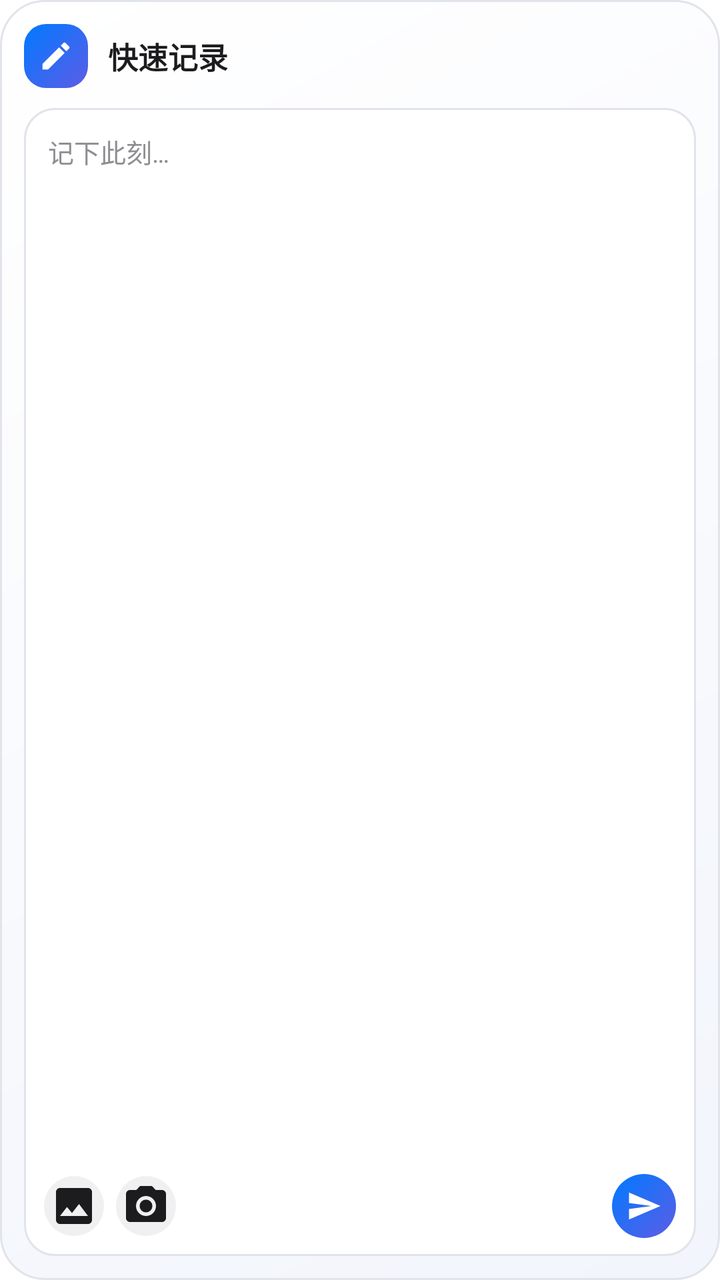
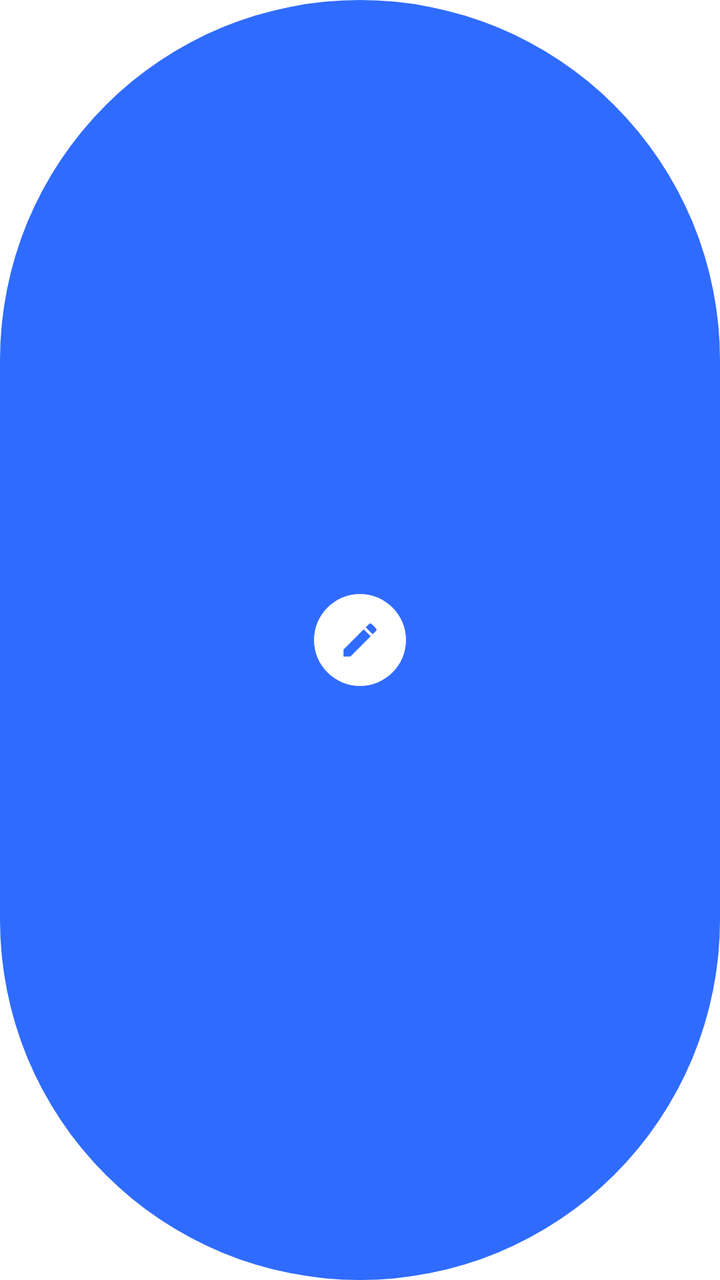

Before-and-after screenshots of an Android layout around one commit, followed by the original layout XML and the change that was made.
<!-- AndroidManifest.xml: fallback theme Theme.MaterialComponents.DayNight.NoActionBar -->
<!-- res/layout/widget_quick_record_card.xml -->
<?xml version="1.0" encoding="utf-8"?>
<LinearLayout xmlns:android="http://schemas.android.com/apk/res/android"
    android:id="@+id/widget_quick_record_root"
    android:layout_width="match_parent"
    android:layout_height="match_parent"
    android:background="@drawable/bg_widget_quick_record_outer"
    android:contentDescription="@string/widget_quick_record_action"
    android:gravity="center"
    android:orientation="vertical"
    android:padding="12dp">

    <LinearLayout
        android:layout_width="match_parent"
        android:layout_height="wrap_content"
        android:gravity="center_vertical"
        android:orientation="horizontal">

        <ImageView
            android:layout_width="32dp"
            android:layout_height="32dp"
            android:background="@drawable/bg_widget_qr_badge"
            android:importantForAccessibility="no"
            android:padding="7dp"
            android:scaleType="centerInside"
            android:src="@drawable/ic_widget_pen" />

        <LinearLayout
            android:layout_width="0dp"
            android:layout_height="wrap_content"
            android:layout_marginStart="10dp"
            android:layout_weight="1"
            android:orientation="vertical">

            <TextView
                android:id="@+id/qr_card_title"
                android:layout_width="match_parent"
                android:layout_height="wrap_content"
                android:ellipsize="end"
                android:maxLines="1"
                android:text="快速记录"
                android:textColor="@color/widget_text_primary"
                android:textSize="15sp"
                android:textStyle="bold" />

            <TextView
                android:id="@+id/qr_card_subtitle"
                android:layout_width="match_parent"
                android:layout_height="wrap_content"
                android:layout_marginTop="2dp"
                android:ellipsize="end"
                android:maxLines="1"
                android:text="随手记下此刻"
                android:textColor="@color/widget_text_secondary"
                android:textSize="11sp"
                android:visibility="gone" />
        </LinearLayout>
    </LinearLayout>

    <FrameLayout
        android:id="@+id/qr_card_input"
        android:layout_width="match_parent"
        android:layout_height="0dp"
        android:layout_marginTop="10dp"
        android:layout_weight="1"
        android:background="@drawable/bg_widget_quick_record_input">

        <ImageView
            android:id="@+id/qr_card_watermark"
            android:layout_width="64dp"
            android:layout_height="64dp"
            android:layout_gravity="center"
            android:importantForAccessibility="no"
            android:src="@drawable/ic_widget_pen_watermark"
            android:visibility="gone" />

        <LinearLayout
            android:id="@+id/qr_card_text_group"
            android:layout_width="match_parent"
            android:layout_height="wrap_content"
            android:orientation="vertical"
            android:paddingStart="12dp"
            android:paddingTop="12dp"
            android:paddingEnd="12dp">

            <TextView
                android:id="@+id/qr_card_placeholder"
                android:layout_width="match_parent"
                android:layout_height="wrap_content"
                android:ellipsize="end"
                android:maxLines="2"
                android:text="记下此刻…"
                android:textColor="@color/widget_text_secondary"
                android:textSize="13sp" />

            <TextView
                android:id="@+id/qr_card_hint"
                android:layout_width="match_parent"
                android:layout_height="wrap_content"
                android:layout_marginTop="4dp"
                android:ellipsize="end"
                android:maxLines="1"
                android:text="支持文字与图片"
                android:textColor="@color/widget_text_secondary"
                android:textSize="11sp"
                android:visibility="gone" />
        </LinearLayout>

        <LinearLayout
            android:layout_width="match_parent"
            android:layout_height="wrap_content"
            android:layout_gravity="bottom"
            android:gravity="center_vertical"
            android:orientation="horizontal"
            android:paddingStart="10dp"
            android:paddingEnd="10dp"
            android:paddingBottom="9dp">

            <ImageButton
                android:id="@+id/qr_card_photo"
                android:layout_width="30dp"
                android:layout_height="30dp"
                android:background="@drawable/bg_widget_qr_icon_btn"
                android:contentDescription="选择相册图片"
                android:scaleType="centerInside"
                android:src="@drawable/ic_gallery" />

            <ImageButton
                android:id="@+id/qr_card_camera"
                android:layout_width="30dp"
                android:layout_height="30dp"
                android:layout_marginStart="6dp"
                android:background="@drawable/bg_widget_qr_icon_btn"
                android:contentDescription="启动相机拍照"
                android:scaleType="centerInside"
                android:src="@drawable/ic_camera" />

            
            <TextView
                android:layout_width="0dp"
                android:layout_height="1dp"
                android:layout_weight="1" />

            <ImageButton
                android:id="@+id/qr_card_send"
                android:layout_width="32dp"
                android:layout_height="32dp"
                android:background="@drawable/bg_widget_qr_send"
                android:contentDescription="开始记录"
                android:padding="7dp"
                android:scaleType="centerInside"
                android:src="@drawable/ic_widget_send_white" />
        </LinearLayout>
    </FrameLayout>

    
    <LinearLayout
        android:id="@+id/qr_card_short_actions"
        android:layout_width="match_parent"
        android:layout_height="wrap_content"
        android:layout_marginTop="8dp"
        android:gravity="center_vertical"
        android:orientation="horizontal"
        android:visibility="gone">

        <ImageButton
            android:id="@+id/qr_card_photo_short"
            android:layout_width="34dp"
            android:layout_height="34dp"
            android:background="@drawable/bg_widget_qr_icon_btn"
            android:contentDescription="选择相册图片"
            android:scaleType="centerInside"
            android:src="@drawable/ic_gallery" />

        <ImageButton
            android:id="@+id/qr_card_camera_short"
            android:layout_width="34dp"
            android:layout_height="34dp"
            android:layout_marginStart="8dp"
            android:background="@drawable/bg_widget_qr_icon_btn"
            android:contentDescription="启动相机拍照"
            android:scaleType="centerInside"
            android:src="@drawable/ic_camera" />

        <TextView
            android:layout_width="0dp"
            android:layout_height="1dp"
            android:layout_weight="1" />

        <ImageButton
            android:id="@+id/qr_card_send_short"
            android:layout_width="36dp"
            android:layout_height="36dp"
            android:background="@drawable/bg_widget_qr_send"
            android:contentDescription="开始记录"
            android:padding="8dp"
            android:scaleType="centerInside"
            android:src="@drawable/ic_widget_send_white" />
    </LinearLayout>
</LinearLayout>
<!-- resources referenced by this layout -->
<resources>
  <color name="widget_text_primary">#1C1C1E</color>
  <color name="widget_text_secondary">#8E8E93</color>
  <!-- drawable bg_widget_qr_badge (drawable) -->
  <?xml version="1.0" encoding="utf-8"?>
  <shape xmlns:android="http://schemas.android.com/apk/res/android">
      <gradient
          android:angle="315"
          android:endColor="@color/widget_qr_accent_end"
          android:startColor="@color/widget_accent"
          android:type="linear" />
      <corners android:radius="11dp" />
  </shape>
  <!-- drawable bg_widget_qr_icon_btn (drawable) -->
  <?xml version="1.0" encoding="utf-8"?>
  <shape xmlns:android="http://schemas.android.com/apk/res/android"
      android:shape="oval">
      <solid android:color="@color/widget_qr_icon_bg" />
  </shape>
  <!-- drawable bg_widget_qr_send (drawable) -->
  <?xml version="1.0" encoding="utf-8"?>
  <shape xmlns:android="http://schemas.android.com/apk/res/android"
      android:shape="oval">
      <gradient
          android:angle="315"
          android:endColor="@color/widget_qr_accent_end"
          android:startColor="@color/widget_accent"
          android:type="linear" />
  </shape>
  <!-- drawable bg_widget_quick_record_input (drawable) -->
  <?xml version="1.0" encoding="utf-8"?>
  <shape xmlns:android="http://schemas.android.com/apk/res/android">
      <solid android:color="@color/widget_qr_input_bg" />
      <corners android:radius="15dp" />
      <stroke
          android:width="1dp"
          android:color="@color/widget_border" />
  </shape>
  <!-- drawable bg_widget_quick_record_outer (drawable) -->
  <?xml version="1.0" encoding="utf-8"?>
  <shape xmlns:android="http://schemas.android.com/apk/res/android">
      <gradient
          android:angle="315"
          android:endColor="@color/widget_qr_surface_bottom"
          android:startColor="@color/widget_qr_surface_top"
          android:type="linear" />
      <corners android:radius="22dp" />
      <stroke
          android:width="1dp"
          android:color="@color/widget_border" />
  </shape>
  <!-- drawable ic_camera (drawable) -->
  <vector xmlns:android="http://schemas.android.com/apk/res/android"
      android:width="24dp"
      android:height="24dp"
      android:viewportWidth="24"
      android:viewportHeight="24">
      <path
          android:fillColor="@color/widget_text_primary"
          android:pathData="M12,12m-3.2,0a3.2,3.2 0,1 1,6.4 0a3.2,3.2 0,1 1,-6.4 0 M9,2L7.17,4H4c-1.1,0 -2,0.9 -2,2v12c0,1.1 0.9,2 2,2h16c1.1,0 2,-0.9 2,-2V6c0,-1.1 -0.9,-2 -2,-2h-3.17L15,2H9zM12,17c-2.76,0 -5,-2.24 -5,-5s2.24,-5 5,-5 5,2.24 5,5 -2.24,5 -5,5z" />
  </vector>
  <!-- drawable ic_gallery (drawable) -->
  <vector xmlns:android="http://schemas.android.com/apk/res/android"
      android:width="24dp"
      android:height="24dp"
      android:viewportWidth="24"
      android:viewportHeight="24">
      <path
          android:fillColor="@color/widget_text_primary"
          android:pathData="M19,3H5c-1.1,0 -2,0.9 -2,2v14c0,1.1 0.9,2 2,2h14c1.1,0 2,-0.9 2,-2V5c0,-1.1 -0.9,-2 -2,-2zM8.5,12.5l2.5,3.01L14.5,11l4.5,6H5l3.5,-4.5z" />
  </vector>
  <!-- drawable ic_widget_pen (drawable) -->
  <?xml version="1.0" encoding="utf-8"?>
  <vector xmlns:android="http://schemas.android.com/apk/res/android"
      android:width="24dp"
      android:height="24dp"
      android:viewportWidth="24"
      android:viewportHeight="24">
      <path
          android:fillColor="#FFFFFFFF"
          android:pathData="M3,17.25V21h3.75L17.81,9.94l-3.75,-3.75L3,17.25zM20.71,7.04c0.39,-0.39 0.39,-1.02 0,-1.41l-2.34,-2.34c-0.39,-0.39 -1.02,-0.39 -1.41,0l-1.83,1.83 3.75,3.75 1.83,-1.83z" />
  </vector>
  <!-- drawable ic_widget_pen_watermark (drawable) -->
  <?xml version="1.0" encoding="utf-8"?>
  <vector xmlns:android="http://schemas.android.com/apk/res/android"
      android:width="24dp"
      android:height="24dp"
      android:viewportWidth="24"
      android:viewportHeight="24">
      <path
          android:fillColor="@color/widget_qr_watermark"
          android:pathData="M3,17.25V21h3.75L17.81,9.94l-3.75,-3.75L3,17.25zM20.71,7.04c0.39,-0.39 0.39,-1.02 0,-1.41l-2.34,-2.34c-0.39,-0.39 -1.02,-0.39 -1.41,0l-1.83,1.83 3.75,3.75 1.83,-1.83z" />
  </vector>
  <!-- drawable ic_widget_send_white (drawable) -->
  <?xml version="1.0" encoding="utf-8"?>
  <vector xmlns:android="http://schemas.android.com/apk/res/android"
      android:width="24dp"
      android:height="24dp"
      android:viewportWidth="24"
      android:viewportHeight="24">
      <path
          android:fillColor="#FFFFFFFF"
          android:pathData="M2.01,21L23,12 2.01,3 2,10l15,2 -15,2z" />
  </vector>
  <color name="widget_qr_accent_end">#5E5CE6</color>
  <color name="widget_accent">#007AFF</color>
  <color name="widget_qr_icon_bg">#0F000000</color>
  <color name="widget_qr_input_bg">#FFFFFFFF</color>
  <color name="widget_border">#E2E4EB</color>
  <color name="widget_qr_surface_bottom">#F2F5FC</color>
  <color name="widget_qr_surface_top">#FFFFFFFF</color>
  <color name="widget_qr_watermark">#140A84FF</color>
  <!-- unchanged entries left out for length: 1 -->
</resources>

<!-- the commit's change to res/layout/widget_quick_record_card.xml (unified diff, before → after) -->
@@ -3,197 +3,66 @@
     android:id="@+id/widget_quick_record_root"
     android:layout_width="match_parent"
     android:layout_height="match_parent"
-    android:background="@drawable/bg_widget_quick_record_outer"
+    android:background="@drawable/bg_widget_qr_pill"
     android:contentDescription="@string/widget_quick_record_action"
     android:gravity="center"
     android:orientation="vertical"
-    android:padding="12dp">
+    android:paddingStart="12dp"
+    android:paddingTop="12dp"
+    android:paddingEnd="12dp"
+    android:paddingBottom="12dp">
+
+    <ImageButton
+        android:id="@+id/qr_card_primary"
+        android:layout_width="46dp"
+        android:layout_height="46dp"
+        android:background="@drawable/bg_widget_qr_solid_circle"
+        android:contentDescription="@string/widget_quick_record_action"
+        android:padding="12dp"
+        android:scaleType="centerInside"
+        android:src="@drawable/ic_widget_pen_accent" />
+
+    <TextView
+        android:id="@+id/qr_card_hint"
+        android:layout_width="match_parent"
+        android:layout_height="wrap_content"
+        android:layout_marginTop="10dp"
+        android:ellipsize="end"
+        android:gravity="center"
+        android:maxLines="1"
+        android:text="记一下"
+        android:textColor="@color/widget_qr_on_accent"
+        android:textSize="13sp"
+        android:visibility="gone" />
 
     <LinearLayout
-        android:layout_width="match_parent"
+        android:id="@+id/qr_card_actions"
+        android:layout_width="wrap_content"
         android:layout_height="wrap_content"
-        android:gravity="center_vertical"
-        android:orientation="horizontal">
-
-        <ImageView
-            android:layout_width="32dp"
-            android:layout_height="32dp"
-            android:background="@drawable/bg_widget_qr_badge"
-            android:importantForAccessibility="no"
-            android:padding="7dp"
-            android:scaleType="centerInside"
-            android:src="@drawable/ic_widget_pen" />
-
-        <LinearLayout
-            android:layout_width="0dp"
-            android:layout_height="wrap_content"
-            android:layout_marginStart="10dp"
-            android:layout_weight="1"
-            android:orientation="vertical">
-
-            <TextView
-                android:id="@+id/qr_card_title"
-                android:layout_width="match_parent"
-                android:layout_height="wrap_content"
-                android:ellipsize="end"
-                android:maxLines="1"
-                android:text="快速记录"
-                android:textColor="@color/widget_text_primary"
-                android:textSize="15sp"
-                android:textStyle="bold" />
-
-            <TextView
-                android:id="@+id/qr_card_subtitle"
-                android:layout_width="match_parent"
-                android:layout_height="wrap_content"
-                android:layout_marginTop="2dp"
-                android:ellipsize="end"
-                android:maxLines="1"
-                android:text="随手记下此刻"
-                android:textColor="@color/widget_text_secondary"
-                android:textSize="11sp"
-                android:visibility="gone" />
-        </LinearLayout>
-    </LinearLayout>
-
-    <FrameLayout
-        android:id="@+id/qr_card_input"
-        android:layout_width="match_parent"
-        android:layout_height="0dp"
-        android:layout_marginTop="10dp"
-        android:layout_weight="1"
-        android:background="@drawable/bg_widget_quick_record_input">
-
-        <ImageView
-            android:id="@+id/qr_card_watermark"
-            android:layout_width="64dp"
-            android:layout_height="64dp"
-            android:layout_gravity="center"
-            android:importantForAccessibility="no"
-            android:src="@drawable/ic_widget_pen_watermark"
-            android:visibility="gone" />
-
-        <LinearLayout
-            android:id="@+id/qr_card_text_group"
-            android:layout_width="match_parent"
-            android:layout_height="wrap_content"
-            android:orientation="vertical"
-            android:paddingStart="12dp"
-            android:paddingTop="12dp"
-            android:paddingEnd="12dp">
-
-            <TextView
-                android:id="@+id/qr_card_placeholder"
-                android:layout_width="match_parent"
-                android:layout_height="wrap_content"
-                android:ellipsize="end"
-                android:maxLines="2"
-                android:text="记下此刻…"
-                android:textColor="@color/widget_text_secondary"
-                android:textSize="13sp" />
-
-            <TextView
-                android:id="@+id/qr_card_hint"
-                android:layout_width="match_parent"
-                android:layout_height="wrap_content"
-                android:layout_marginTop="4dp"
-                android:ellipsize="end"
-                android:maxLines="1"
-                android:text="支持文字与图片"
-                android:textColor="@color/widget_text_secondary"
-                android:textSize="11sp"
-                android:visibility="gone" />
-        </LinearLayout>
-
-        <LinearLayout
-            android:layout_width="match_parent"
-            android:layout_height="wrap_content"
-            android:layout_gravity="bottom"
-            android:gravity="center_vertical"
-            android:orientation="horizontal"
-            android:paddingStart="10dp"
-            android:paddingEnd="10dp"
-            android:paddingBottom="9dp">
-
-            <ImageButton
-                android:id="@+id/qr_card_photo"
-                android:layout_width="30dp"
-                android:layout_height="30dp"
-                android:background="@drawable/bg_widget_qr_icon_btn"
-                android:contentDescription="选择相册图片"
-                android:scaleType="centerInside"
-                android:src="@drawable/ic_gallery" />
-
-            <ImageButton
-                android:id="@+id/qr_card_camera"
-                android:layout_width="30dp"
-                android:layout_height="30dp"
-                android:layout_marginStart="6dp"
-                android:background="@drawable/bg_widget_qr_icon_btn"
-                android:contentDescription="启动相机拍照"
-                android:scaleType="centerInside"
-                android:src="@drawable/ic_camera" />
-
-            
-            <TextView
-                android:layout_width="0dp"
-                android:layout_height="1dp"
-                android:layout_weight="1" />
-
-            <ImageButton
-                android:id="@+id/qr_card_send"
-                android:layout_width="32dp"
-                android:layout_height="32dp"
-                android:background="@drawable/bg_widget_qr_send"
-                android:contentDescription="开始记录"
-                android:padding="7dp"
-                android:scaleType="centerInside"
-                android:src="@drawable/ic_widget_send_white" />
-        </LinearLayout>
-    </FrameLayout>
-
-    
-    <LinearLayout
-        android:id="@+id/qr_card_short_actions"
-        android:layout_width="match_parent"
-        android:layout_height="wrap_content"
-        android:layout_marginTop="8dp"
-        android:gravity="center_vertical"
+        android:layout_marginTop="12dp"
+        android:gravity="center"
         android:orientation="horizontal"
         android:visibility="gone">
 
         <ImageButton
-            android:id="@+id/qr_card_photo_short"
+            android:id="@+id/qr_card_photo"
             android:layout_width="34dp"
             android:layout_height="34dp"
-            android:background="@drawable/bg_widget_qr_icon_btn"
+            android:background="@drawable/bg_widget_qr_scrim"
             android:contentDescription="选择相册图片"
+            android:padding="8dp"
             android:scaleType="centerInside"
-            android:src="@drawable/ic_gallery" />
+            android:src="@drawable/ic_widget_gallery_white" />
 
         <ImageButton
-            android:id="@+id/qr_card_camera_short"
+            android:id="@+id/qr_card_camera"
             android:layout_width="34dp"
             android:layout_height="34dp"
-            android:layout_marginStart="8dp"
-            android:background="@drawable/bg_widget_qr_icon_btn"
+            android:layout_marginStart="10dp"
+            android:background="@drawable/bg_widget_qr_scrim"
             android:contentDescription="启动相机拍照"
-            android:scaleType="centerInside"
-            android:src="@drawable/ic_camera" />
-
-        <TextView
-            android:layout_width="0dp"
-            android:layout_height="1dp"
-            android:layout_weight="1" />
-
-        <ImageButton
-            android:id="@+id/qr_card_send_short"
-            android:layout_width="36dp"
-            android:layout_height="36dp"
-            android:background="@drawable/bg_widget_qr_send"
-            android:contentDescription="开始记录"
             android:padding="8dp"
             android:scaleType="centerInside"
-            android:src="@drawable/ic_widget_send_white" />
+            android:src="@drawable/ic_widget_camera_white" />
     </LinearLayout>
 </LinearLayout>
<!-- resource entries referenced after the edit -->
@@ -1,76 +1,25 @@
 <!-- resources referenced by this layout -->
 <resources>
-  <color name="widget_text_primary">#1C1C1E</color>
-  <color name="widget_text_secondary">#8E8E93</color>
-  <!-- drawable bg_widget_qr_badge (drawable) -->
+  <color name="widget_qr_on_accent">#FFFFFFFF</color>
+  <!-- drawable bg_widget_qr_pill (drawable) -->
   <?xml version="1.0" encoding="utf-8"?>
   <shape xmlns:android="http://schemas.android.com/apk/res/android">
-      <gradient
-          android:angle="315"
-          android:endColor="@color/widget_qr_accent_end"
-          android:startColor="@color/widget_accent"
-          android:type="linear" />
-      <corners android:radius="11dp" />
+      <solid android:color="@color/widget_qr_accent" />
+      <corners android:radius="999dp" />
   </shape>
-  <!-- drawable bg_widget_qr_icon_btn (drawable) -->
+  <!-- drawable bg_widget_qr_scrim (drawable) -->
   <?xml version="1.0" encoding="utf-8"?>
   <shape xmlns:android="http://schemas.android.com/apk/res/android"
       android:shape="oval">
-      <solid android:color="@color/widget_qr_icon_bg" />
+      <solid android:color="@color/widget_qr_scrim" />
   </shape>
-  <!-- drawable bg_widget_qr_send (drawable) -->
+  <!-- drawable bg_widget_qr_solid_circle (drawable) -->
   <?xml version="1.0" encoding="utf-8"?>
   <shape xmlns:android="http://schemas.android.com/apk/res/android"
       android:shape="oval">
-      <gradient
-          android:angle="315"
-          android:endColor="@color/widget_qr_accent_end"
-          android:startColor="@color/widget_accent"
-          android:type="linear" />
+      <solid android:color="@color/widget_qr_on_accent" />
   </shape>
-  <!-- drawable bg_widget_quick_record_input (drawable) -->
-  <?xml version="1.0" encoding="utf-8"?>
-  <shape xmlns:android="http://schemas.android.com/apk/res/android">
-      <solid android:color="@color/widget_qr_input_bg" />
-      <corners android:radius="15dp" />
-      <stroke
-          android:width="1dp"
-          android:color="@color/widget_border" />
-  </shape>
-  <!-- drawable bg_widget_quick_record_outer (drawable) -->
-  <?xml version="1.0" encoding="utf-8"?>
-  <shape xmlns:android="http://schemas.android.com/apk/res/android">
-      <gradient
-          android:angle="315"
-          android:endColor="@color/widget_qr_surface_bottom"
-          android:startColor="@color/widget_qr_surface_top"
-          android:type="linear" />
-      <corners android:radius="22dp" />
-      <stroke
-          android:width="1dp"
-          android:color="@color/widget_border" />
-  </shape>
-  <!-- drawable ic_camera (drawable) -->
-  <vector xmlns:android="http://schemas.android.com/apk/res/android"
-      android:width="24dp"
-      android:height="24dp"
-      android:viewportWidth="24"
-      android:viewportHeight="24">
-      <path
-          android:fillColor="@color/widget_text_primary"
-          android:pathData="M12,12m-3.2,0a3.2,3.2 0,1 1,6.4 0a3.2,3.2 0,1 1,-6.4 0 M9,2L7.17,4H4c-1.1,0 -2,0.9 -2,2v12c0,1.1 0.9,2 2,2h16c1.1,0 2,-0.9 2,-2V6c0,-1.1 -0.9,-2 -2,-2h-3.17L15,2H9zM12,17c-2.76,0 -5,-2.24 -5,-5s2.24,-5 5,-5 5,2.24 5,5 -2.24,5 -5,5z" />
-  </vector>
-  <!-- drawable ic_gallery (drawable) -->
-  <vector xmlns:android="http://schemas.android.com/apk/res/android"
-      android:width="24dp"
-      android:height="24dp"
-      android:viewportWidth="24"
-      android:viewportHeight="24">
-      <path
-          android:fillColor="@color/widget_text_primary"
-          android:pathData="M19,3H5c-1.1,0 -2,0.9 -2,2v14c0,1.1 0.9,2 2,2h14c1.1,0 2,-0.9 2,-2V5c0,-1.1 -0.9,-2 -2,-2zM8.5,12.5l2.5,3.01L14.5,11l4.5,6H5l3.5,-4.5z" />
-  </vector>
-  <!-- drawable ic_widget_pen (drawable) -->
+  <!-- drawable ic_widget_camera_white (drawable) -->
   <?xml version="1.0" encoding="utf-8"?>
   <vector xmlns:android="http://schemas.android.com/apk/res/android"
       android:width="24dp"
@@ -78,10 +27,10 @@
       android:viewportWidth="24"
       android:viewportHeight="24">
       <path
-          android:fillColor="#FFFFFFFF"
-          android:pathData="M3,17.25V21h3.75L17.81,9.94l-3.75,-3.75L3,17.25zM20.71,7.04c0.39,-0.39 0.39,-1.02 0,-1.41l-2.34,-2.34c-0.39,-0.39 -1.02,-0.39 -1.41,0l-1.83,1.83 3.75,3.75 1.83,-1.83z" />
+          android:fillColor="@color/widget_qr_on_accent"
+          android:pathData="M12,12m-3.2,0a3.2,3.2 0,1 1,6.4 0a3.2,3.2 0,1 1,-6.4 0 M9,2L7.17,4H4c-1.1,0 -2,0.9 -2,2v12c0,1.1 0.9,2 2,2h16c1.1,0 2,-0.9 2,-2V6c0,-1.1 -0.9,-2 -2,-2h-3.17L15,2H9zM12,17c-2.76,0 -5,-2.24 -5,-5s2.24,-5 5,-5 5,2.24 5,5 -2.24,5 -5,5z" />
   </vector>
-  <!-- drawable ic_widget_pen_watermark (drawable) -->
+  <!-- drawable ic_widget_gallery_white (drawable) -->
   <?xml version="1.0" encoding="utf-8"?>
   <vector xmlns:android="http://schemas.android.com/apk/res/android"
       android:width="24dp"
@@ -89,10 +38,10 @@
       android:viewportWidth="24"
       android:viewportHeight="24">
       <path
-          android:fillColor="@color/widget_qr_watermark"
-          android:pathData="M3,17.25V21h3.75L17.81,9.94l-3.75,-3.75L3,17.25zM20.71,7.04c0.39,-0.39 0.39,-1.02 0,-1.41l-2.34,-2.34c-0.39,-0.39 -1.02,-0.39 -1.41,0l-1.83,1.83 3.75,3.75 1.83,-1.83z" />
+          android:fillColor="@color/widget_qr_on_accent"
+          android:pathData="M19,3H5c-1.1,0 -2,0.9 -2,2v14c0,1.1 0.9,2 2,2h14c1.1,0 2,-0.9 2,-2V5c0,-1.1 -0.9,-2 -2,-2zM8.5,12.5l2.5,3.01L14.5,11l4.5,6H5l3.5,-4.5z" />
   </vector>
-  <!-- drawable ic_widget_send_white (drawable) -->
+  <!-- drawable ic_widget_pen_accent (drawable) -->
   <?xml version="1.0" encoding="utf-8"?>
   <vector xmlns:android="http://schemas.android.com/apk/res/android"
       android:width="24dp"
@@ -100,17 +49,11 @@
       android:viewportWidth="24"
       android:viewportHeight="24">
       <path
-          android:fillColor="#FFFFFFFF"
-          android:pathData="M2.01,21L23,12 2.01,3 2,10l15,2 -15,2z" />
+          android:fillColor="@color/widget_qr_accent"
+          android:pathData="M3,17.25V21h3.75L17.81,9.94l-3.75,-3.75L3,17.25zM20.71,7.04c0.39,-0.39 0.39,-1.02 0,-1.41l-2.34,-2.34c-0.39,-0.39 -1.02,-0.39 -1.41,0l-1.83,1.83 3.75,3.75 1.83,-1.83z" />
   </vector>
-  <color name="widget_qr_accent_end">#5E5CE6</color>
-  <color name="widget_accent">#007AFF</color>
-  <color name="widget_qr_icon_bg">#0F000000</color>
-  <color name="widget_qr_input_bg">#FFFFFFFF</color>
-  <color name="widget_border">#E2E4EB</color>
-  <color name="widget_qr_surface_bottom">#F2F5FC</color>
-  <color name="widget_qr_surface_top">#FFFFFFFF</color>
-  <color name="widget_qr_watermark">#140A84FF</color>
+  <color name="widget_qr_accent">#2F6BFF</color>
+  <color name="widget_qr_scrim">#26FFFFFF</color>
   <!-- unchanged entries left out for length: 1 -->
 </resources>
 
